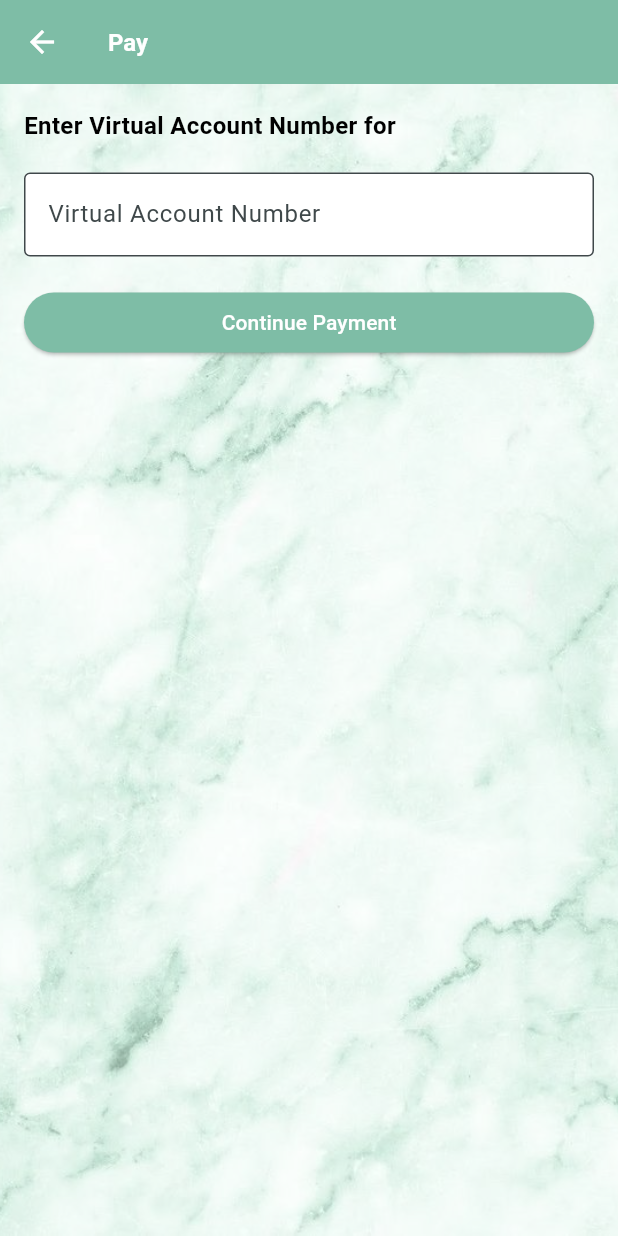
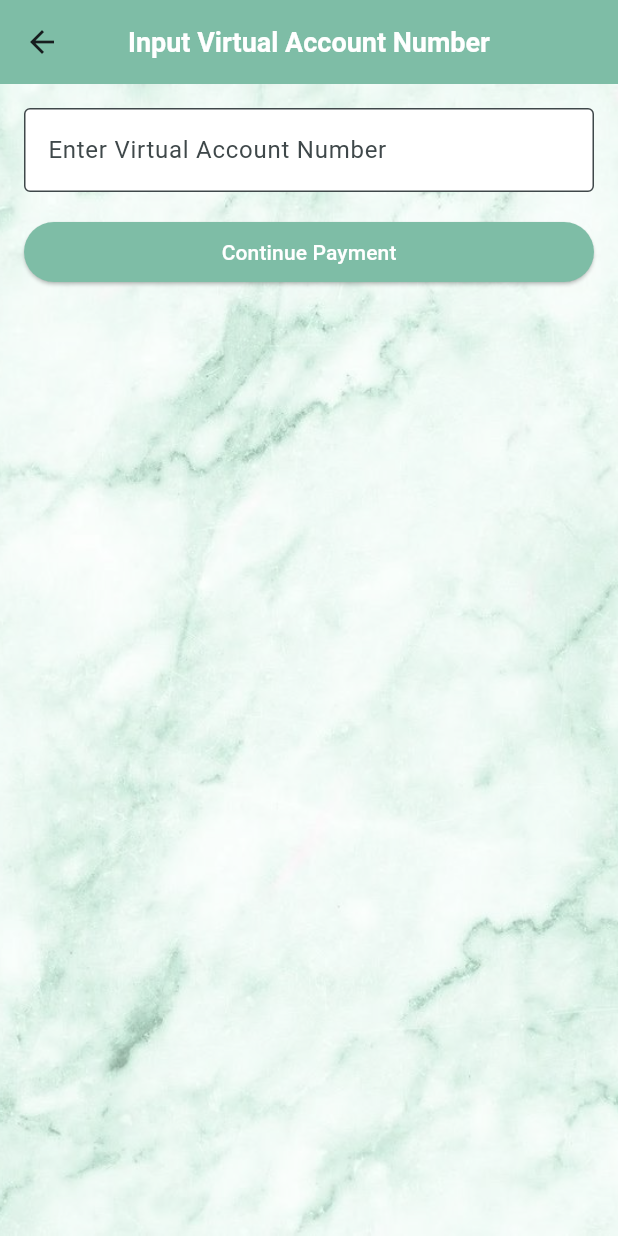
Before and after one commit to iunoz/uts_mobile_banking, a Flutter app: the VirtualAccountTile widget shown alone on an empty page, opened directly with empty values, after a tap on "Virtual Account Code:", on a phone screen of 412 x 824 dp. Run offline on Flutter 3.47's test engine with Material 3 defaults, Android fonts, the phone set to English and light mode, and no system bars; our stand-ins replace animated_splash_screen, font_awesome_flutter, image_picker, lottie, qr_flutter, shared_preferences; missing offline and left inert: qr_code_scanner; accounts and stored records are empty.

Commit message:
memperbaiki va

```diff
--- a/lib/screens/virtualaccount_screen.dart
+++ b/lib/screens/virtualaccount_screen.dart
@@ -258,20 +258,15 @@ class VirtualAccountTile extends StatelessWidget {
           institutionName,
           style: const TextStyle(fontWeight: FontWeight.bold),
         ),
-        subtitle: Text(
-          'Virtual Account Code: $virtualAccountCode',
-          style: const TextStyle(color: Colors.black),
-        ),
-        trailing: const Icon(Icons.arrow_forward_ios),
+        subtitle: Text('Virtual Account Code: $virtualAccountCode'),
+        trailing: const Icon(Icons.payment),
         onTap: () {
-          //Navigasi ke halaman input nomor VA
           Navigator.push(
             context,
             MaterialPageRoute(
-              builder: (context) => VirtualAccountInputScreen(
-                institutionName: institutionName,
-                virtualAccountCode: virtualAccountCode,
-              ),
+              builder: (context) => PaymentInputScreen(
+                  institutionName: institutionName,
+                  virtualAccountCode: virtualAccountCode),
             ),
           );
         },
@@ -280,28 +275,28 @@ class VirtualAccountTile extends StatelessWidget {
   }
 }
 
-class VirtualAccountInputScreen extends StatelessWidget {
+class PaymentInputScreen extends StatelessWidget {
   final String institutionName;
   final String virtualAccountCode;
 
-  const VirtualAccountInputScreen({
+  PaymentInputScreen({
     required this.institutionName,
     required this.virtualAccountCode,
     super.key,
   });
 
+  final TextEditingController vaNumberController = TextEditingController();
+
   @override
   Widget build(BuildContext context) {
-    final TextEditingController vaNumberController = TextEditingController();
-
     return Scaffold(
       appBar: AppBar(
-        title: Text(
-          "Pay $institutionName",
-          style: const TextStyle(
-              fontSize: 16, color: Colors.white, fontWeight: FontWeight.bold),
+        title: const Text(
+          'Input Virtual Account Number',
+          style: TextStyle(
+              fontSize: 18, fontWeight: FontWeight.bold, color: Colors.white),
         ),
-        foregroundColor: Colors.white,
+        centerTitle: true,
         backgroundColor: const Color(0xFF7EBDA6),
       ),
       body: Stack(
@@ -319,33 +314,31 @@ class VirtualAccountInputScreen extends StatelessWidget {
                   color: Colors.white.withOpacity(0.5),
                 ),
               ])),
-          // Konten utama
           Padding(
             padding: const EdgeInsets.all(16.0),
             child: Column(
               crossAxisAlignment: CrossAxisAlignment.stretch,
               children: [
-                Text(
-                  'Enter Virtual Account Number for $institutionName',
-                  style: const TextStyle(
-                      fontSize: 16,
-                      fontWeight: FontWeight.bold,
-                      color: Colors.black),
-                ),
-                const SizedBox(height: 20),
                 TextField(
                   controller: vaNumberController,
-                  keyboardType: TextInputType.number,
                   decoration: const InputDecoration(
+                    labelText: 'Enter Virtual Account Number',
                     border: OutlineInputBorder(),
-                    labelText: 'Virtual Account Number',
                     filled: true,
                     fillColor: Colors.white,
                     hintText: 'Enter the correct VA number',
                   ),
+                  keyboardType: TextInputType.number,
                 ),
-                const SizedBox(height: 20),
+                const SizedBox(height: 16.0),
                 ElevatedButton(
+                  style: ElevatedButton.styleFrom(
+                    backgroundColor: const Color(0xFF7EBDA6),
+                  ),
+                  child: const Text(
+                    'Continue Payment',
+                    style: TextStyle(color: Colors.white),
+                  ),
                   onPressed: () {
                     String vaNumber = vaNumberController.text;
                     if (vaNumber.isNotEmpty) {
@@ -363,9 +356,17 @@ class VirtualAccountInputScreen extends StatelessWidget {
                             ),
                             TextButton(
                               onPressed: () {
-                                // Lanjutkan pembayaran
                                 Navigator.pop(context);
-                                // Tambahkan logika untuk melanjutkan pembayaran di sini
+
+                                // Tampilkan pesan berhasil menggunakan SnackBar
+                                ScaffoldMessenger.of(context).showSnackBar(
+                                  const SnackBar(
+                                    content: Text('Payment Successful'),
+                                    backgroundColor: Colors.green,
+                                  ),
+                                );
+
+                                // Logika tambahan untuk melanjutkan pembayaran bisa ditambahkan di sini
                               },
                               child: const Text('Continue'),
                             ),
@@ -383,15 +384,6 @@ class VirtualAccountInputScreen extends StatelessWidget {
                       );
                     }
                   },
-                  style: ElevatedButton.styleFrom(
-                    backgroundColor: const Color(0xFF7EBDA6),
-                  ),
-                  child: const Text(
-                    'Continue Payment',
-                    style: TextStyle(
-                      color: Colors.white,
-                    ),
-                  ),
                 ),
               ],
             ),
```
